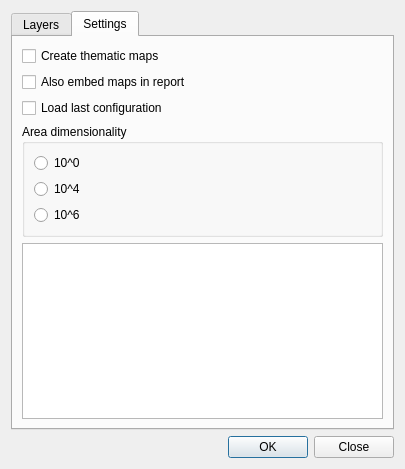
nextgis/qgis_reporter, file reporterdialogbase.ui: the form before one commit.
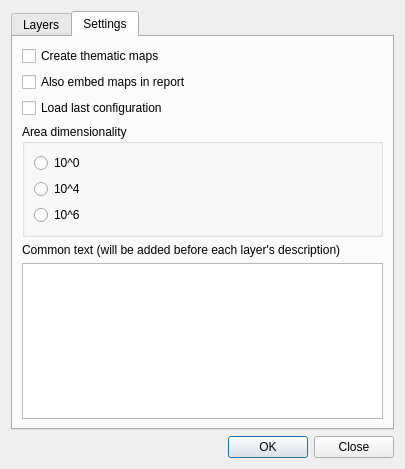
The form after the commit. The open tabs and pages were chosen to show the change.

The edit to the form file:
```diff
--- a/reporterdialogbase.ui
+++ b/reporterdialogbase.ui
@@ -189,6 +189,16 @@
          </layout>
         </widget>
        </item>
+       <item>
+        <widget class="QLabel" name="label_2">
+         <property name="text">
+          <string>Common text (will be added before each layer's description)</string>
+         </property>
+         <property name="wordWrap">
+          <bool>true</bool>
+         </property>
+        </widget>
+       </item>
        <item>
         <widget class="QPlainTextEdit" name="txtComment"/>
        </item>
```
